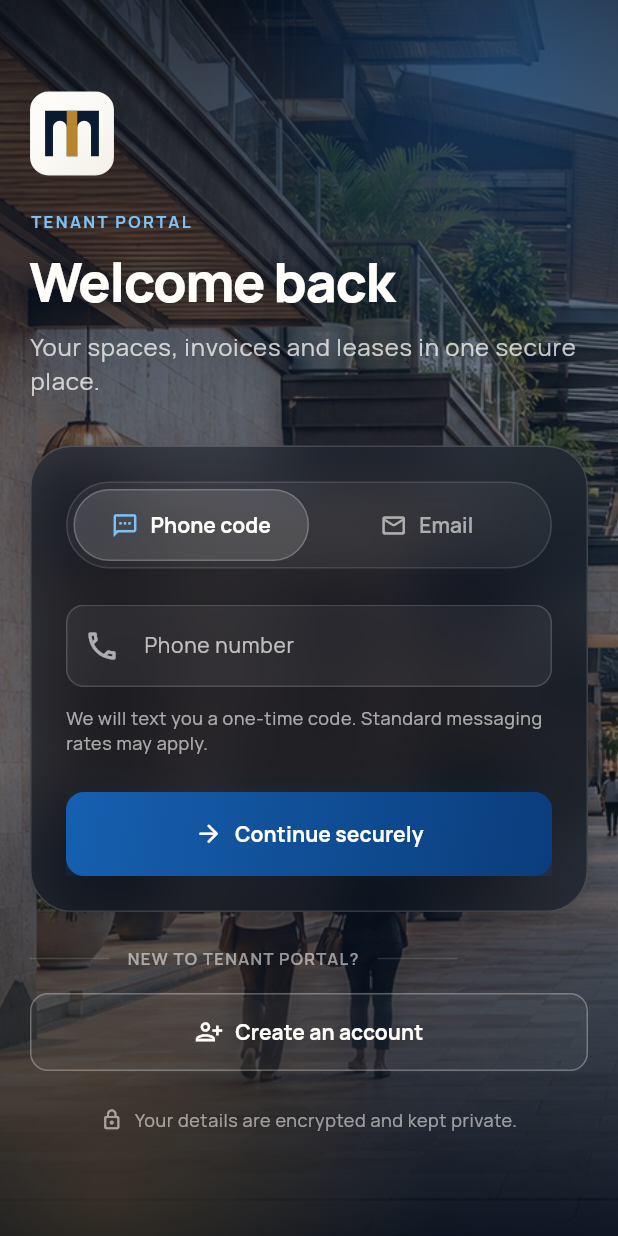
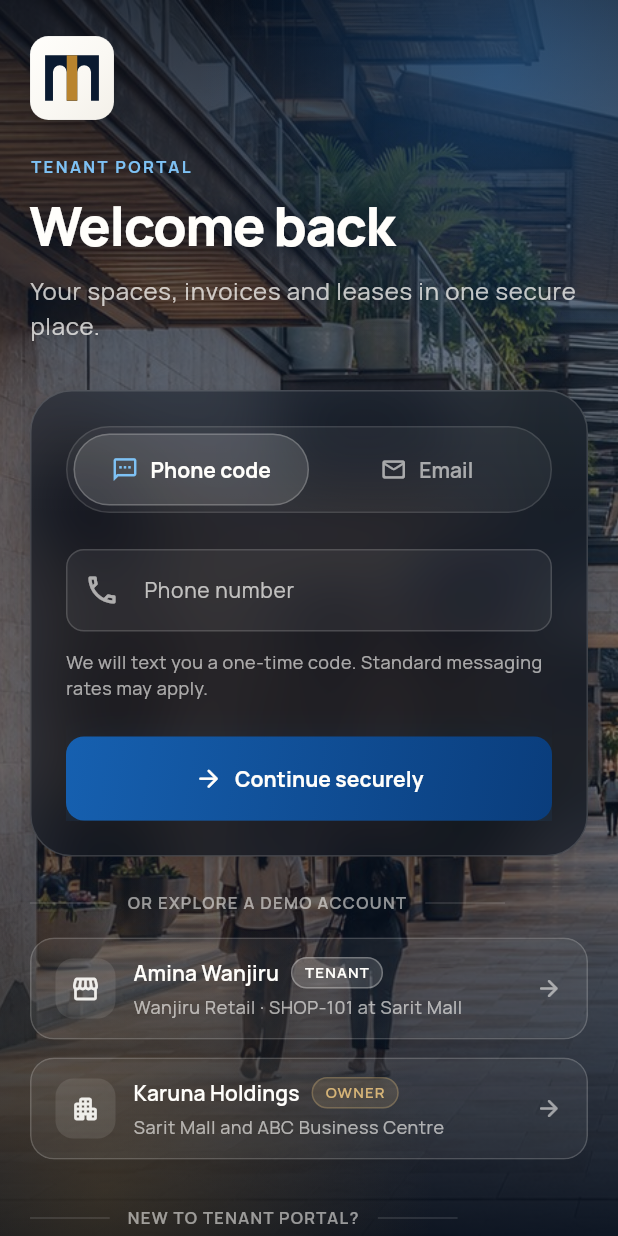
Before and after one commit to tminus1hisham/estora, a Flutter app: the screen it shows after launch, on a phone screen of 412 x 824 dp. Run offline on Flutter 3.47's test engine with Material 3 defaults, Android fonts, the phone set to English and light mode, and no system bars; drawn by our look-alikes of flutter_animate; our stand-ins replace dio, file_picker, flutter_riverpod, flutter_secure_storage, go_router, local_auth and 2 more; accounts and stored records are empty.

Commit message:
Offer both sides of the platform on the way in
There was no way to reach the owner experience unless you already knew the
account's phone number, which is a poor demo. The login screen now lists the
two seeded accounts, and one tap signs you into whichever side you want.

It goes through the ordinary password path rather than reaching into the mock,
so the account that ends up signed in is decided by the server exactly as it
would be otherwise, and the router takes it from there. The picker is behind
AppConfig.isMock, so it disappears the moment the app points at a real backend.

This also removes the view-as-owner toggle added earlier, which could not have
worked. An account carries one role and the repositories enforce it: signed in
as the tenant, currentOwner is null, so every owner call returns NotFound and
the portfolio would render an error. The other direction is no better -- an
owner session has no tenant record, so the tenant app would open empty. A
switch that claimed to flip between the two was promising something the data
cannot do. Changing role means changing account, which is now the obvious
thing to do rather than an obscure one.

The tile shows a spinner while it signs in. That started as a test problem
worth writing down: pumpAndSettle only advances timers while frames are being
scheduled, so a tile with no animation left the mock's 350ms latency pending
and the test found itself still on the login screen. But the same gap is real
for a person -- a tile that sits inert for a third of a second after being
tapped gets tapped again -- so the fix belongs in the widget, not the test.

```diff
--- a/lib/modules/auth/presentation/login_screen.dart
+++ b/lib/modules/auth/presentation/login_screen.dart
@@ -2,6 +2,7 @@ import 'package:flutter/material.dart';
 import 'package:flutter_riverpod/flutter_riverpod.dart';
 import 'package:go_router/go_router.dart';
 
+import '../../../core/config/app_config.dart';
 import '../../../core/theme/app_theme.dart';
 import '../../../navigation/routes.dart';
 import '../application/auth_controller.dart';
@@ -9,6 +10,7 @@ import 'widgets/auth_controls.dart';
 import 'widgets/auth_method_switch.dart';
 import 'widgets/auth_page.dart';
 import 'widgets/auth_stage.dart';
+import 'widgets/demo_accounts.dart';
 
 /// The first thing anyone sees of this app.
 ///
@@ -38,6 +40,9 @@ class _LoginScreenState extends ConsumerState<LoginScreen> {
   final _passwordFormKey = GlobalKey<FormState>();
   _LoginMethod _method = _LoginMethod.phone;
   bool _obscurePassword = true;
+
+  /// Which demo account is signing in, so its tile can say so.
+  String? _pendingDemoEmail;
 
   @override
   void dispose() {
@@ -70,6 +75,23 @@ class _LoginScreenState extends ConsumerState<LoginScreen> {
   void _changeMethod(int index) {
     FocusManager.instance.primaryFocus?.unfocus();
     setState(() => _method = _LoginMethod.values[index]);
+  }
+
+  /// Signs in as one of the seeded accounts.
+  ///
+  /// Goes through the same password path a real sign-in uses rather than
+  /// reaching into the mock, so the account that ends up signed in is decided
+  /// by the server exactly as it would be otherwise. The router then takes it
+  /// to whichever shell the role belongs to.
+  Future<void> _useDemoAccount(DemoAccount account) async {
+    FocusManager.instance.primaryFocus?.unfocus();
+    setState(() => _pendingDemoEmail = account.email);
+    await ref
+        .read(authControllerProvider.notifier)
+        .loginWithPassword(account.email, 'demo-password');
+    // On success the router replaces this screen, so the state is only worth
+    // clearing when the sign-in came back and we are still here.
+    if (mounted) setState(() => _pendingDemoEmail = null);
   }
 
   @override
@@ -272,6 +294,17 @@ class _LoginScreenState extends ConsumerState<LoginScreen> {
       crossAxisAlignment: CrossAxisAlignment.stretch,
       mainAxisSize: MainAxisSize.min,
       children: [
+        // The demo's front door. An account carries one role and the router
+        // sends it to the matching shell, so this is how you move between the
+        // tenant and the owner experience — there is nothing to toggle.
+        if (AppConfig.isMock) ...[
+          DemoAccounts(
+            enabled: !auth.isBusy,
+            pendingEmail: _pendingDemoEmail,
+            onSelected: _useDemoAccount,
+          ),
+          Gap.h32,
+        ],
         Row(
           children: [
             // The rules take a single share each and the label takes five.
--- /dev/null
+++ b/lib/modules/auth/presentation/widgets/demo_accounts.dart
@@ -0,0 +1,261 @@
+import 'package:flutter/material.dart';
+
+import '../../../../components/app_pressable.dart';
+import '../../../../core/theme/app_theme.dart';
+import 'auth_stage.dart';
+
+/// One of the accounts the seeded mock can sign in as.
+class DemoAccount {
+  const DemoAccount({
+    required this.email,
+    required this.name,
+    required this.role,
+    required this.detail,
+    required this.icon,
+  });
+
+  final String email;
+  final String name;
+
+  /// `Tenant` or `Owner` — the word that decides which half of the app opens.
+  final String role;
+
+  /// What this account will be looking at once it is in.
+  final String detail;
+
+  final IconData icon;
+}
+
+/// The two sides of the platform, one tap apart.
+///
+/// An account has exactly one role (section 88) and the router enforces it, so
+/// moving between the tenant and the owner experience means changing account.
+/// There is deliberately no toggle: an owner has no tenant record to show and
+/// a tenant has no portfolio, so a switch that claimed to flip between them
+/// would land you on screens with nothing behind them.
+///
+/// This exists only while the app runs on the mock. It is the demo's front
+/// door, and it disappears the moment `AppConfig.dataSource` points at a real
+/// backend.
+class DemoAccounts extends StatelessWidget {
+  const DemoAccounts({
+    required this.onSelected,
+    this.enabled = true,
+    this.pendingEmail,
+    super.key,
+  });
+
+  /// Signs straight in as the chosen account. No password is asked for: the
+  /// mock accepts any non-empty one, and prompting would be theatre.
+  final ValueChanged<DemoAccount> onSelected;
+
+  final bool enabled;
+
+  /// The account currently signing in, which takes a spinner in place of its
+  /// arrow. Sign-in is not instant even against the mock, and a tile that
+  /// looked inert while it worked would just get tapped again.
+  final String? pendingEmail;
+
+  static const accounts = <DemoAccount>[
+    DemoAccount(
+      email: 'amina@example.co.ke',
+      name: 'Amina Wanjiru',
+      role: 'Tenant',
+      detail: 'Wanjiru Retail · SHOP-101 at Sarit Mall',
+      icon: Icons.storefront_outlined,
+    ),
+    DemoAccount(
+      email: 'owner@karunaholdings.co.ke',
+      name: 'Karuna Holdings',
+      role: 'Owner',
+      detail: 'Sarit Mall and ABC Business Centre',
+      icon: Icons.apartment_rounded,
+    ),
+  ];
+
+  @override
+  Widget build(BuildContext context) {
+    final textTheme = Theme.of(context).textTheme;
+
+    return Column(
+      crossAxisAlignment: CrossAxisAlignment.stretch,
+      mainAxisSize: MainAxisSize.min,
+      children: [
+        Row(
+          children: [
+            const Expanded(child: Divider()),
+            Flexible(
+              flex: 5,
+              child: Padding(
+                padding: const EdgeInsets.symmetric(horizontal: AppSpace.md),
+                child: Text(
+                  'OR EXPLORE A DEMO ACCOUNT',
+                  textAlign: TextAlign.center,
+                  style: textTheme.labelSmall?.copyWith(
+                    color: kAuthOnDark.withValues(alpha: 0.55),
+                    letterSpacing: 0.9,
+                  ),
+                ),
+              ),
+            ),
+            const Expanded(child: Divider()),
+          ],
+        ),
+        Gap.h16,
+        for (final (index, account) in accounts.indexed) ...[
+          if (index > 0) Gap.h12,
+          _AccountTile(
+            account: account,
+            busy: pendingEmail == account.email,
+            onPressed: enabled ? () => onSelected(account) : null,
+          ),
+        ],
+      ],
+    );
+  }
+}
+
+class _AccountTile extends StatelessWidget {
+  const _AccountTile({
+    required this.account,
+    required this.onPressed,
+    this.busy = false,
+  });
+
+  final DemoAccount account;
+  final VoidCallback? onPressed;
+  final bool busy;
+
+  @override
+  Widget build(BuildContext context) {
+    final theme = Theme.of(context);
+    final enabled = onPressed != null;
+
+    final body = Row(
+      children: [
+        Container(
+          width: 40,
+          height: 40,
+          alignment: Alignment.center,
+          decoration: BoxDecoration(
+            color: kAuthOnDark.withValues(alpha: 0.1),
+            borderRadius: AppRadius.small,
+          ),
+          child: Icon(
+            account.icon,
+            size: 20,
+            color: kAuthOnDark.withValues(alpha: 0.9),
+          ),
+        ),
+        Gap.w12,
+        Expanded(
+          child: Column(
+            crossAxisAlignment: CrossAxisAlignment.start,
+            mainAxisSize: MainAxisSize.min,
+            children: [
+              Row(
+                children: [
+                  Flexible(
+                    child: Text(
+                      account.name,
+                      maxLines: 1,
+                      overflow: TextOverflow.ellipsis,
+                      style: theme.textTheme.titleSmall?.copyWith(
+                        color: kAuthOnDark,
+                        fontWeight: AppTypography.semibold,
+                      ),
+                    ),
+                  ),
+                  Gap.w8,
+                  _RolePill(label: account.role),
+                ],
+              ),
+              Gap.h4,
+              Text(
+                account.detail,
+                maxLines: 2,
+                overflow: TextOverflow.ellipsis,
+                style: theme.textTheme.bodySmall?.copyWith(
+                  color: kAuthOnDark.withValues(alpha: 0.62),
+                ),
+              ),
+            ],
+          ),
+        ),
+        Gap.w8,
+        SizedBox.square(
+          dimension: 18,
+          child: busy
+              ? CircularProgressIndicator(
+                  strokeWidth: 2,
+                  color: kAuthOnDark.withValues(alpha: 0.7),
+                )
+              : Icon(
+                  Icons.arrow_forward_rounded,
+                  size: 18,
+                  color: kAuthOnDark.withValues(alpha: 0.55),
+                ),
+        ),
+      ],
+    );
+
+    return AppPressable(
+      enabled: enabled,
+      scale: 0.985,
+      child: Opacity(
+        opacity: enabled ? 1 : 0.5,
+        child: Material(
+          color: kAuthOnDark.withValues(alpha: 0.06),
+          borderRadius: AppRadius.medium,
+          clipBehavior: Clip.antiAlias,
+          child: InkWell(
+            onTap: onPressed,
+            child: Container(
+              padding: const EdgeInsets.symmetric(
+                horizontal: AppSpace.lg,
+                vertical: AppSpace.md,
+              ),
+              decoration: BoxDecoration(
+                borderRadius: AppRadius.medium,
+                border: Border.all(
+                  color: kAuthOnDark.withValues(alpha: 0.18),
+                ),
+              ),
+              child: body,
+            ),
+          ),
+        ),
+      ),
+    );
+  }
+}
+
+class _RolePill extends StatelessWidget {
+  const _RolePill({required this.label});
+
+  final String label;
+
+  @override
+  Widget build(BuildContext context) {
+    // Brass for the owner, matching the stage that account opens on; the
+    // tenant keeps the auth screen's own foreground.
+    final colour = label == 'Owner' ? AppPalette.brass300 : kAuthOnDark;
+
+    return Container(
+      padding: const EdgeInsets.symmetric(horizontal: 8, vertical: 3),
+      decoration: BoxDecoration(
+        color: colour.withValues(alpha: 0.14),
+        borderRadius: BorderRadius.circular(AppRadius.pill),
+        border: Border.all(color: colour.withValues(alpha: 0.3)),
+      ),
+      child: Text(
+        label.toUpperCase(),
+        style: Theme.of(context).textTheme.labelSmall?.copyWith(
+          color: colour,
+          letterSpacing: 0.8,
+          fontSize: 10,
+        ),
+      ),
+    );
+  }
+}
--- a/lib/modules/owner/application/owner_view_controller.dart
+++ /dev/null
@@ -1,58 +0,0 @@
-import 'package:flutter_riverpod/flutter_riverpod.dart';
-import 'package:shared_preferences/shared_preferences.dart';
-
-import '../../../core/config/app_config.dart';
-import '../../../services/providers.dart';
-
-/// A demo-only switch that shows the owner side of the app to a tenant account.
-///
-/// Section 88 gives an account one role, and in a real deployment that is the
-/// whole story — you are an owner or you are a tenant, and the router sends you
-/// where you belong. But a demo has one device and two audiences to show, and
-/// signing out and back in to see the other half makes the point badly.
-///
-/// Gated on [AppConfig.isMock] in the controller itself rather than only at the
-/// call sites, so pointing the app at a real server disables it even if a
-/// screen forgets to check. The stored preference survives a restart, which
-/// matters when the thing being demonstrated is a launch.
-final viewAsOwnerProvider = NotifierProvider<ViewAsOwnerController, bool>(
-  ViewAsOwnerController.new,
-);
-
-class ViewAsOwnerController extends Notifier<bool> {
-  static const _key = 'demo:view-as-owner';
-
-  @override
-  bool build() {
-    if (!AppConfig.isMock) return false;
-    return _prefs?.getBool(_key) ?? false;
-  }
-
-  Future<void> set({required bool value}) async {
-    if (!AppConfig.isMock) return;
-    state = value;
-    await _prefs?.setBool(_key, value);
-  }
-
-  Future<void> toggle() => set(value: !state);
-
-  /// Preferences, or null if they are not available in this scope.
-  ///
-  /// The same degradation [ThemeModeController] performs, and for a stronger
-  /// reason. The router's redirect reads this provider on every navigation, so
-  /// it now sits on the path of every frame the app draws. A widget harness
-  /// that renders a screen without providing the preference override — there
-  /// are several in `test/` — would otherwise be taken down by a demo toggle,
-  /// which is an absurd thing to be able to crash an app.
-  ///
-  /// Broad on purpose: Riverpod wraps a failing provider in a
-  /// ProviderException and then marks it errored, so catching the underlying
-  /// UnimplementedError would miss both.
-  SharedPreferences? get _prefs {
-    try {
-      return ref.read(sharedPreferencesProvider);
-    } on Object {
-      return null;
-    }
-  }
-}
--- a/lib/modules/owner/presentation/owner_account_screen.dart
+++ b/lib/modules/owner/presentation/owner_account_screen.dart
@@ -8,7 +8,6 @@ import '../../../components/section_card.dart';
 import '../../../core/config/app_config.dart';
 import '../../../core/theme/app_theme.dart';
 import '../../auth/application/auth_controller.dart';
-import '../application/owner_view_controller.dart';
 
 /// Section 88. The owner's account, and the way back to the tenant side.
 class OwnerAccountScreen extends ConsumerWidget {
@@ -47,24 +46,6 @@ class OwnerAccountScreen extends ConsumerWidget {
             DetailRow(label: 'Phone', value: user!.phone!),
         ],
       ),
-      if (AppConfig.isMock)
-        RecordGroup(
-          heading: 'Demo',
-          rowInset: 56,
-          children: [
-            SwitchListTile(
-              secondary: const Icon(Icons.swap_horiz_rounded),
-              title: const Text('View as tenant'),
-              subtitle: const Text(
-                'Switches to the tenant side without signing out.',
-              ),
-              value: !ref.watch(viewAsOwnerProvider),
-              onChanged: (asTenant) => ref
-                  .read(viewAsOwnerProvider.notifier)
-                  .set(value: !asTenant),
-            ),
-          ],
-        ),
       RecordGroup(
         heading: 'Session',
         rowInset: 56,
@@ -72,6 +53,12 @@ class OwnerAccountScreen extends ConsumerWidget {
           ListTile(
             leading: const Icon(Icons.logout_rounded),
             title: const Text('Sign out'),
+            subtitle: AppConfig.isMock
+                // There is no view-as toggle by design: an owner account has
+                // no tenancy to show. The login screen offers both demo
+                // accounts, so switching sides is a sign-out away.
+                ? const Text('Pick the tenant demo account to see that side.')
+                : null,
             onTap: () => ref.read(authControllerProvider.notifier).logout(),
           ),
         ],
--- a/lib/navigation/app_router.dart
+++ b/lib/navigation/app_router.dart
@@ -22,7 +22,6 @@ import '../modules/leases/presentation/lease_detail_screen.dart';
 import '../modules/leases/presentation/leases_screen.dart';
 import '../modules/leases/presentation/sign_agreement_screen.dart';
 import '../modules/notifications/presentation/notifications_screen.dart';
-import '../modules/owner/application/owner_view_controller.dart';
 import '../modules/owner/presentation/owner_account_screen.dart';
 import '../modules/owner/presentation/owner_add_property_screen.dart';
 import '../modules/owner/presentation/owner_money_screen.dart';
@@ -56,22 +55,18 @@ final appRouterProvider = Provider<GoRouter>((ref) {
   // A ValueNotifier bridges Riverpod's auth state to go_router's
   // refreshListenable, so a sign-in or sign-out re-evaluates the redirect
   // immediately rather than on the next navigation.
-  // The notifier carries the owner flag as well as the stage. Both change which
-  // shell an account belongs in, so both have to re-run the redirect — a
-  // notifier that only watched the stage would leave the demo switch dead until
-  // the next navigation happened to fire one.
+  // The notifier carries the role as well as the stage. Both decide which shell
+  // an account belongs in, and both change on the same event — a sign-in — so
+  // one listener covers them.
   final authState = ValueNotifier<(AuthStage, bool)>(
     (AuthStage.unknown, false),
   );
   void syncAuthState() {
-    authState.value = (
-      ref.read(authControllerProvider).stage,
-      ref.read(authControllerProvider).isOwner || ref.read(viewAsOwnerProvider),
-    );
+    final auth = ref.read(authControllerProvider);
+    authState.value = (auth.stage, auth.isOwner);
   }
 
   ref.listen(authControllerProvider, (_, _) => syncAuthState());
-  ref.listen(viewAsOwnerProvider, (_, _) => syncAuthState());
   syncAuthState();
   ref.onDispose(authState.dispose);
 
@@ -105,9 +100,13 @@ final appRouterProvider = Provider<GoRouter>((ref) {
       // Signed in. Section 88 gives an account one side of the platform, and
       // this is the only place that is enforced — there is no per-route guard
       // anywhere, so every rule about who may see what has to live here.
-      final isOwner =
-          ref.read(authControllerProvider).isOwner ||
-          ref.read(viewAsOwnerProvider);
+      //
+      // The role comes from the session and nowhere else. An earlier version
+      // let a debug flag override it, which could put a tenant in front of
+      // owner screens that have no owner record to read and an owner in front
+      // of a tenant app with no tenancy — both render nothing. Changing role
+      // means changing account.
+      final isOwner = ref.read(authControllerProvider).isOwner;
       final inOwnerSpace = location.startsWith(Routes.ownerRootPath);
 
       // Keep them out of the auth screens, landing each side on its own root.
```
Also changed, not shown: 1 other file.
